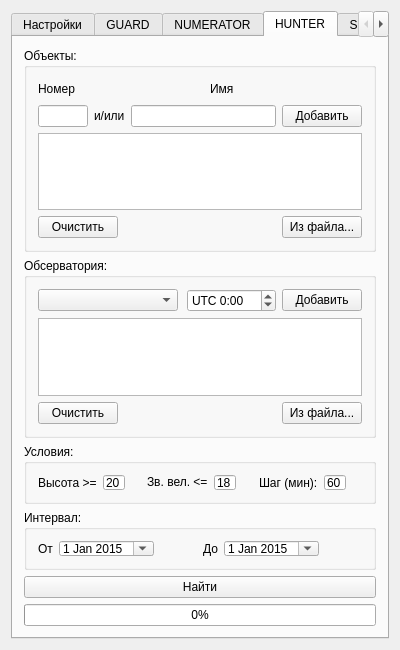
Old version of the form erosmain.ui in the repository DeGraaf-dev/eros_qt.
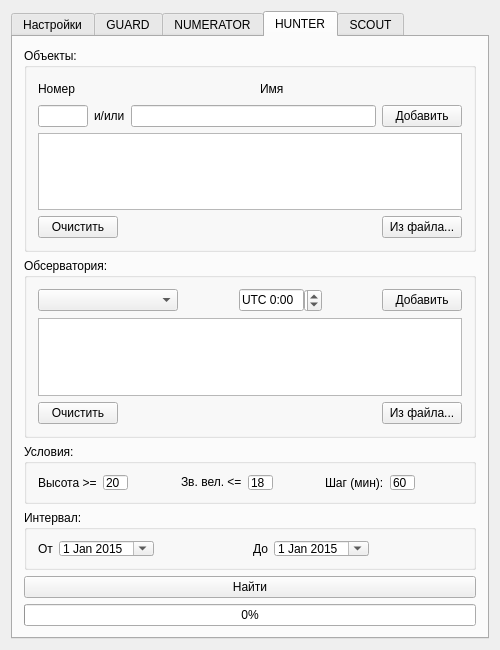
New version of the form. The open tabs and pages were chosen to show the change.

Commit message: Fix gui UTC problem Fix DE file problem

```diff
--- a/erosmain.ui
+++ b/erosmain.ui
@@ -6,7 +6,7 @@
    <rect>
     <x>0</x>
     <y>0</y>
-    <width>400</width>
+    <width>500</width>
     <height>650</height>
    </rect>
   </property>
@@ -83,28 +83,59 @@
            </item>
            <item>
             <layout class="QHBoxLayout" name="horizontalLayout_6">
+             <property name="spacing">
+              <number>0</number>
+             </property>
              <item>
-              <widget class="QDoubleSpinBox" name="set_lineUtc">
-               <property name="prefix">
-                <string>UTC +</string>
+              <widget class="QLineEdit" name="set_lineUtc">
+               <property name="minimumSize">
+                <size>
+                 <width>0</width>
+                 <height>0</height>
+                </size>
+               </property>
+               <property name="maximumSize">
+                <size>
+                 <width>65</width>
+                 <height>16777215</height>
+                </size>
+               </property>
+               <property name="text">
+                <string>UTC +5:00</string>
+               </property>
+               <property name="readOnly">
+                <bool>true</bool>
+               </property>
+              </widget>
+             </item>
+             <item>
+              <widget class="QSpinBox" name="set_arrowUtc">
+               <property name="minimumSize">
+                <size>
+                 <width>0</width>
+                 <height>0</height>
+                </size>
+               </property>
+               <property name="maximumSize">
+                <size>
+                 <width>18</width>
+                 <height>16777215</height>
+                </size>
                </property>
                <property name="suffix">
-                <string>:00</string>
+                <string/>
                </property>
-               <property name="decimals">
-                <number>0</number>
+               <property name="prefix">
+                <string/>
                </property>
                <property name="minimum">
-                <double>-12.000000000000000</double>
+                <number>-24</number>
                </property>
                <property name="maximum">
-                <double>12.000000000000000</double>
-               </property>
-               <property name="singleStep">
-                <double>0.500000000000000</double>
+                <number>24</number>
                </property>
                <property name="value">
-                <double>5.000000000000000</double>
+                <number>10</number>
                </property>
               </widget>
              </item>
@@ -1197,6 +1228,9 @@
           <layout class="QVBoxLayout" name="verticalLayout_12">
            <item>
             <layout class="QHBoxLayout" name="horizontalLayout_10">
+             <property name="spacing">
+              <number>0</number>
+             </property>
              <item>
               <widget class="QComboBox" name="h_boxObs">
                <property name="minimumSize">
@@ -1221,27 +1255,65 @@
               </spacer>
              </item>
              <item>
-              <widget class="QDoubleSpinBox" name="h_lineUtc">
-               <property name="prefix">
-                <string>UTC </string>
+              <widget class="QLineEdit" name="h_lineUtc">
+               <property name="minimumSize">
+                <size>
+                 <width>65</width>
+                 <height>0</height>
+                </size>
+               </property>
+               <property name="maximumSize">
+                <size>
+                 <width>65</width>
+                 <height>16777215</height>
+                </size>
+               </property>
+               <property name="text">
+                <string>UTC 0:00</string>
+               </property>
+               <property name="readOnly">
+                <bool>true</bool>
+               </property>
+              </widget>
+             </item>
+             <item>
+              <widget class="QSpinBox" name="h_arrowUtc">
+               <property name="maximumSize">
+                <size>
+                 <width>18</width>
+                 <height>16777215</height>
+                </size>
                </property>
                <property name="suffix">
-                <string>:00</string>
+                <string/>
                </property>
-               <property name="decimals">
-                <number>0</number>
+               <property name="prefix">
+                <string/>
                </property>
                <property name="minimum">
-                <double>-12.000000000000000</double>
+                <number>-24</number>
                </property>
                <property name="maximum">
-                <double>12.000000000000000</double>
+                <number>24</number>
                </property>
                <property name="singleStep">
-                <double>0.500000000000000</double>
+                <number>1</number>
                </property>
               </widget>
              </item>
+             <item>
+              <spacer name="horizontalSpacer_27">
+               <property name="orientation">
+                <enum>Qt::Horizontal</enum>
+               </property>
+               <property name="sizeHint" stdset="0">
+                <size>
+                 <width>40</width>
+                 <height>20</height>
+                </size>
+               </property>
+              </spacer>
+             </item>
              <item>
               <widget class="QPushButton" name="h_butObsAdd">
                <property name="text">
@@ -1701,7 +1773,7 @@
                <rect>
                 <x>0</x>
                 <y>0</y>
-                <width>319</width>
+                <width>419</width>
                 <height>348</height>
                </rect>
               </property>
```
The commit also changes 7 other files.
